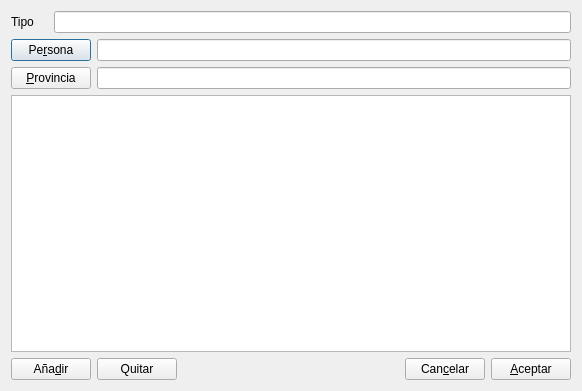
First picture: the form in gui/dlgaprobacionesentrada.ui, repository rogorido/qtpredicadores, before the edit.
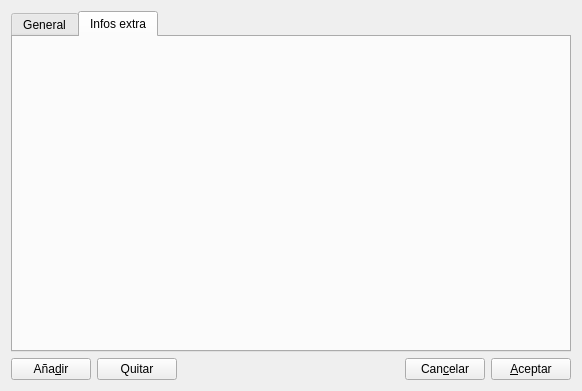
Second picture: the form after the edit. The open tabs and pages were chosen to show the change. Custom widgets are drawn as their Qt base class.

Commit message: Usando ExtraInfos para añadir valores en form para aprobaciones

The edit to the form file:
```diff
--- a/gui/dlgaprobacionesentrada.ui
+++ b/gui/dlgaprobacionesentrada.ui
@@ -15,6 +15,16 @@
   </property>
   <layout class="QVBoxLayout" name="verticalLayout">
    <item>
+    <widget class="QTabWidget" name="tabWidget">
+     <property name="currentIndex">
+      <number>0</number>
+     </property>
+     <widget class="QWidget" name="tab">
+      <attribute name="title">
+       <string>General</string>
+      </attribute>
+      <layout class="QVBoxLayout" name="verticalLayout_2">
+       <item>
     <layout class="QGridLayout" name="gridLayout">
      <item row="0" column="0">
       <widget class="QLabel" name="label">
@@ -51,6 +61,25 @@
    <item>
     <widget class="QTableView" name="twAprobaciones"/>
    </item>
+      </layout>
+     </widget>
+     <widget class="QWidget" name="tab_2">
+      <attribute name="title">
+       <string>Infos extra</string>
+      </attribute>
+      <widget class="WidgetExtraInfos" name="wdExtras" native="true">
+       <property name="geometry">
+        <rect>
+         <x>10</x>
+         <y>10</y>
+         <width>311</width>
+         <height>291</height>
+        </rect>
+       </property>
+      </widget>
+     </widget>
+    </widget>
+   </item>
    <item>
     <layout class="QHBoxLayout" name="horizontalLayout_2">
      <item>
@@ -98,6 +127,14 @@
    </item>
   </layout>
  </widget>
+ <customwidgets>
+  <customwidget>
+   <class>WidgetExtraInfos</class>
+   <extends>QWidget</extends>
+   <header>widgets/widgetextrainfos.h</header>
+   <container>1</container>
+  </customwidget>
+ </customwidgets>
  <resources/>
  <connections/>
 </ui>
```
Lines whose indentation alone changed are shown as unchanged.
